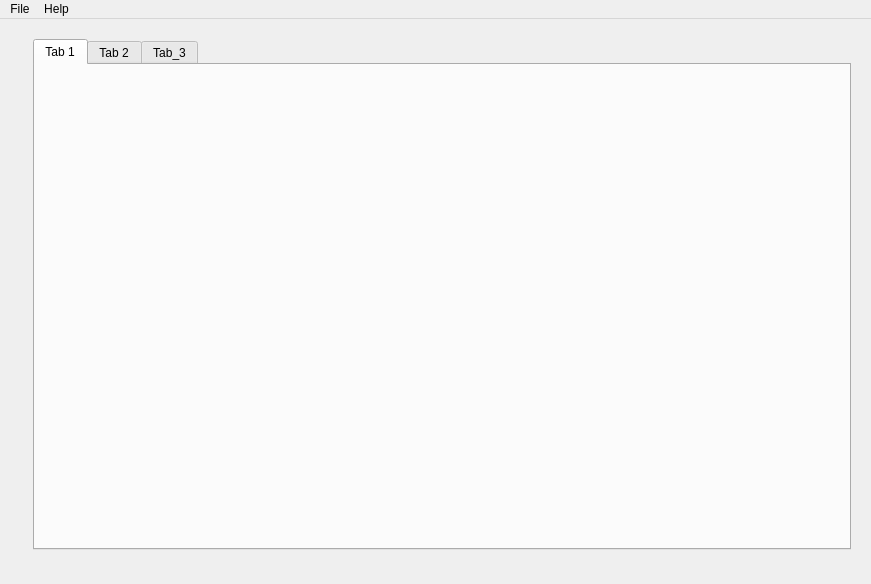
Old version of the form graduateproject/mwin.ui in the repository ZGGSONG/LevelsetProject.
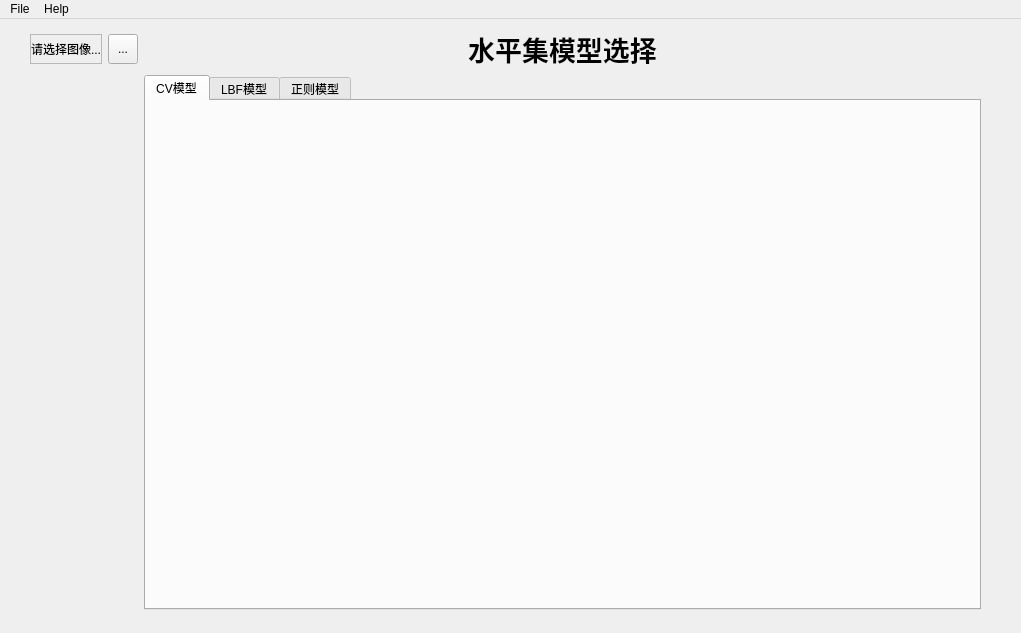
New version of the form. Icons and pictures are not drawn.

Diff of the .ui file:
```diff
--- a/graduateproject/mwin.ui
+++ b/graduateproject/mwin.ui
@@ -6,48 +6,51 @@
    <rect>
     <x>0</x>
     <y>0</y>
-    <width>871</width>
-    <height>584</height>
+    <width>1021</width>
+    <height>633</height>
    </rect>
   </property>
   <property name="windowTitle">
    <string>水平集分割效果测试</string>
   </property>
   <widget class="QWidget" name="centralwidget">
-   <widget class="QWidget" name="gridLayoutWidget">
+   <widget class="QWidget" name="">
     <property name="geometry">
      <rect>
-      <x>20</x>
-      <y>20</y>
-      <width>831</width>
-      <height>511</height>
+      <x>30</x>
+      <y>10</y>
+      <width>951</width>
+      <height>581</height>
      </rect>
     </property>
-    <layout class="QGridLayout" name="gridLayout">
-     <item row="0" column="1">
+    <layout class="QGridLayout" name="gridLayout_2">
+     <property name="sizeConstraint">
+      <enum>QLayout::SetNoConstraint</enum>
+     </property>
+     <item row="2" column="1">
       <widget class="QTabWidget" name="tabWidget">
        <property name="currentIndex">
         <number>0</number>
        </property>
        <widget class="QWidget" name="tab_1">
         <attribute name="title">
-         <string>Tab 1</string>
+         <string>CV模型</string>
         </attribute>
        </widget>
        <widget class="QWidget" name="tab_2">
         <attribute name="title">
-         <string>Tab 2</string>
+         <string>LBF模型</string>
         </attribute>
        </widget>
        <widget class="QWidget" name="tab_3">
         <attribute name="title">
-         <string>Tab_3</string>
+         <string>正则模型</string>
         </attribute>
        </widget>
       </widget>
      </item>
-     <item row="0" column="0">
-      <widget class="QLabel" name="label">
+     <item row="2" column="0">
+      <widget class="QLabel" name="image">
        <property name="text">
         <string/>
        </property>
@@ -62,6 +65,68 @@
        </property>
       </widget>
      </item>
+     <item row="1" column="0">
+      <layout class="QGridLayout" name="gridLayout">
+       <item row="0" column="2">
+        <widget class="QToolButton" name="img_tbtn">
+         <property name="minimumSize">
+          <size>
+           <width>30</width>
+           <height>30</height>
+          </size>
+         </property>
+         <property name="cursor">
+          <cursorShape>PointingHandCursor</cursorShape>
+         </property>
+         <property name="text">
+          <string>...</string>
+         </property>
+        </widget>
+       </item>
+       <item row="0" column="0">
+        <widget class="QLabel" name="img_text">
+         <property name="minimumSize">
+          <size>
+           <width>30</width>
+           <height>30</height>
+          </size>
+         </property>
+         <property name="frameShape">
+          <enum>QFrame::StyledPanel</enum>
+         </property>
+         <property name="text">
+          <string>请选择图像...</string>
+         </property>
+         <property name="alignment">
+          <set>Qt::AlignCenter</set>
+         </property>
+        </widget>
+       </item>
+      </layout>
+     </item>
+     <item row="1" column="1">
+      <widget class="QLabel" name="label">
+       <property name="font">
+        <font>
+         <family>.AppleSystemUIFont</family>
+         <pointsize>20</pointsize>
+         <bold>true</bold>
+         <underline>false</underline>
+         <strikeout>false</strikeout>
+         <stylestrategy>PreferAntialias</stylestrategy>
+        </font>
+       </property>
+       <property name="cursor">
+        <cursorShape>ArrowCursor</cursorShape>
+       </property>
+       <property name="text">
+        <string>水平集模型选择</string>
+       </property>
+       <property name="alignment">
+        <set>Qt::AlignCenter</set>
+       </property>
+      </widget>
+     </item>
     </layout>
    </widget>
   </widget>
@@ -70,7 +135,7 @@
     <rect>
      <x>0</x>
      <y>0</y>
-     <width>871</width>
+     <width>1021</width>
      <height>24</height>
     </rect>
    </property>
```
Left out of the diff: 6 changed lines with no effect on the pictures.
